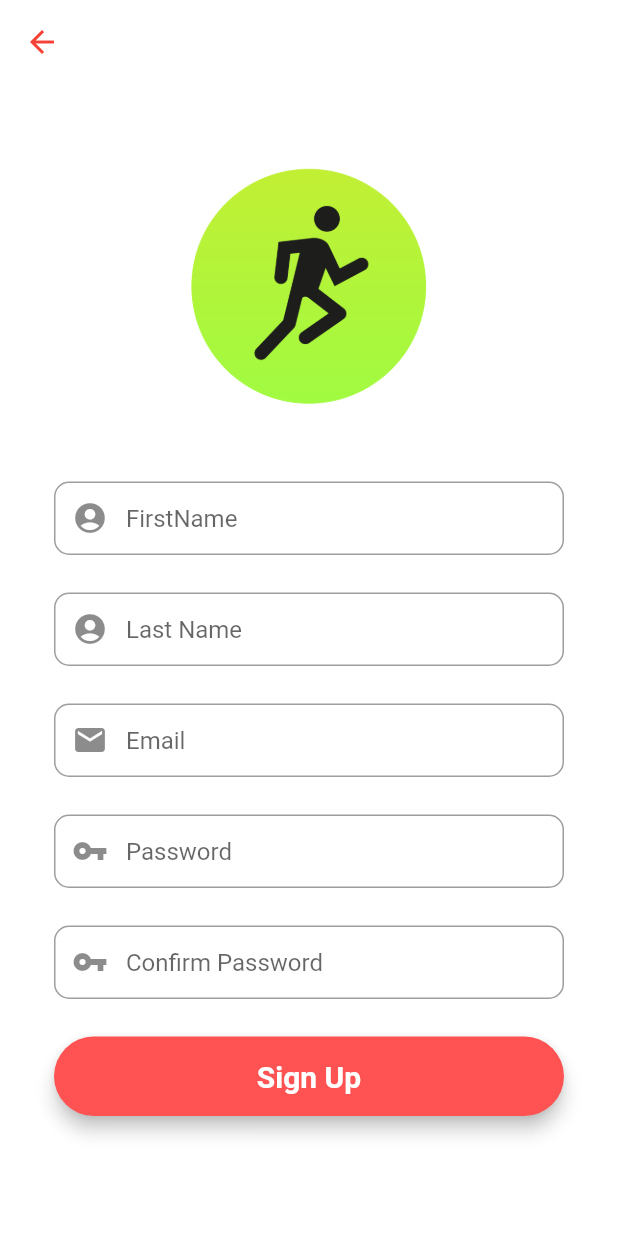
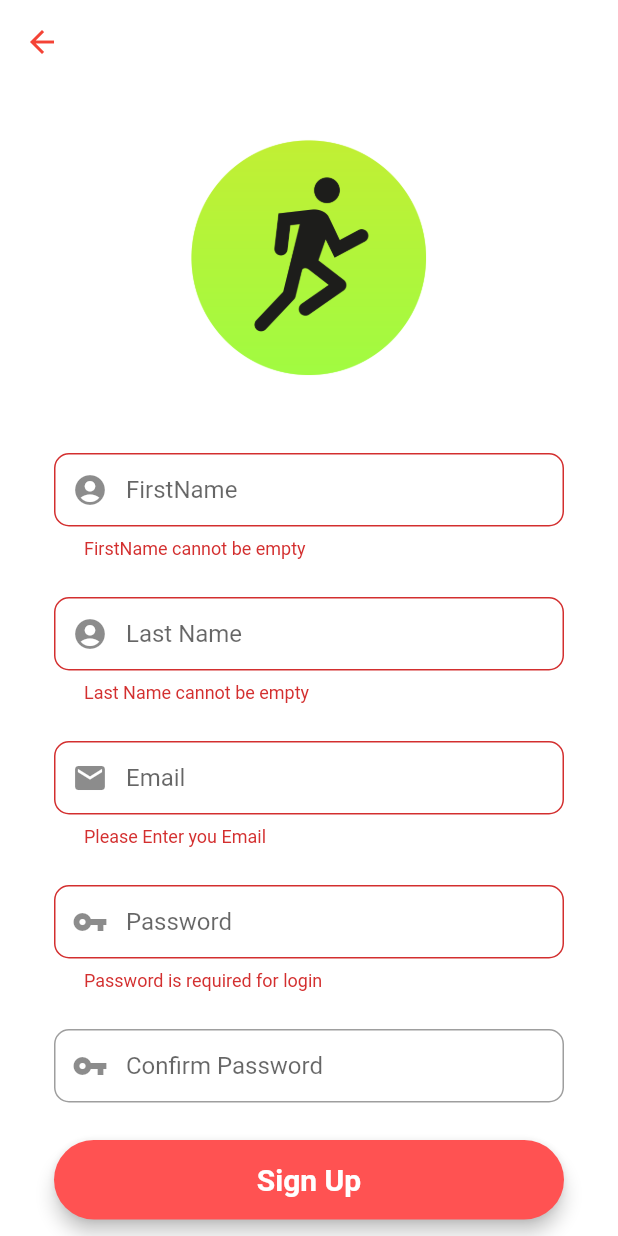
Before and after one commit to ayushshrestha1892/fitness_app, a Flutter app: the RegistrationScreen screen opened directly, after a tap on "Sign Up", on a phone screen of 412 x 824 dp. Run offline on Flutter 3.47's test engine with Material 2 defaults, Android fonts, the phone set to English and light mode, and no system bars; our stand-ins replace cloud_firestore, firebase_auth, firebase_core, fluttertoast; accounts and stored records are empty.

```diff
--- a/lib/main.dart
+++ b/lib/main.dart
@@ -1,7 +1,11 @@
+import 'package:firebase_core/firebase_core.dart';
 import 'package:fitness_app/screens/login_screen.dart';
 import 'package:flutter/material.dart';
 
-void main() {
+Future<void> main() async {
+  WidgetsFlutterBinding.ensureInitialized();
+  await Firebase.initializeApp();
+
   runApp(const MyApp());
 }
 
--- a/lib/screens/login_screen.dart
+++ b/lib/screens/login_screen.dart
@@ -1,6 +1,8 @@
+import 'package:firebase_auth/firebase_auth.dart';
 import 'package:fitness_app/screens/home_screen.dart';
 import 'package:fitness_app/screens/registration_screen.dart';
 import 'package:flutter/material.dart';
+import 'package:fluttertoast/fluttertoast.dart';
 
 class LoginScreen extends StatefulWidget {
   const LoginScreen({Key? key}) : super(key: key);
@@ -15,6 +17,8 @@ class _LoginScreenState extends State<LoginScreen> {
   final TextEditingController emailController = new TextEditingController();
   final TextEditingController passwordController = new TextEditingController();
 
+  final _auth = FirebaseAuth.instance;
+
   @override
   Widget build(BuildContext context) {
     //email fields
@@ -22,13 +26,21 @@ class _LoginScreenState extends State<LoginScreen> {
       autofocus: false,
       controller: emailController,
       keyboardType: TextInputType.emailAddress,
+      validator: (value) {
+        if (value!.isEmpty) {
+          return ("Please Enter you Email");
+        }
 
-      //validator:
+        //req exp for emai; validation
+        if (!RegExp("^[a-zA-Z0-9+_.-]+@[a-zA-Z0-9._]+.[a-z]").hasMatch(value)) {
+          return ("Please Enter a valid email");
+        }
 
+        return null;
+      },
       onSaved: (value) {
         emailController.text = value!;
       },
-
       textInputAction: TextInputAction.next,
       decoration: InputDecoration(
         prefixIcon: Icon(Icons.mail),
@@ -45,13 +57,19 @@ class _LoginScreenState extends State<LoginScreen> {
       autofocus: false,
       controller: passwordController,
       obscureText: true,
+      validator: (value) {
+        RegExp regex = new RegExp(r'^.{6,}$');
+        if (value!.isEmpty) {
+          return ("Password is required for login");
+        }
 
-      //validator:
-
+        if (!regex.hasMatch(value)) {
+          return ("Please Enter valid Password(Min 6 character)");
+        }
+      },
       onSaved: (value) {
         passwordController.text = value!;
       },
-
       textInputAction: TextInputAction.done,
       decoration: InputDecoration(
         prefixIcon: Icon(Icons.vpn_key),
@@ -71,8 +89,9 @@ class _LoginScreenState extends State<LoginScreen> {
         padding: EdgeInsets.fromLTRB(20, 15, 20, 15),
         minWidth: MediaQuery.of(context).size.width,
         onPressed: () {
-          Navigator.pushReplacement(
-              context, MaterialPageRoute(builder: (context) => HomeScreen()));
+          singIn(emailController.text, passwordController.text);
+          // Navigator.pushReplacement(
+          //     context, MaterialPageRoute(builder: (context) => HomeScreen()));
         },
         child: Text(
           "Login",
@@ -150,4 +169,19 @@ class _LoginScreenState extends State<LoginScreen> {
       )),
     );
   }
+
+  void singIn(String email, String password) async {
+    if (_formKey.currentState!.validate()) {
+      await _auth
+          .signInWithEmailAndPassword(email: email, password: password)
+          .then((uid) => {
+                Fluttertoast.showToast(msg: "Login Succesfull"),
+                Navigator.of(context).pushReplacement(
+                    MaterialPageRoute(builder: (context) => HomeScreen())),
+              })
+          .catchError((e) {
+        Fluttertoast.showToast(msg: e!.message);
+      });
+    }
+  }
 }
--- a/lib/screens/registration_screen.dart
+++ b/lib/screens/registration_screen.dart
@@ -1,4 +1,10 @@
+import 'package:cloud_firestore/cloud_firestore.dart';
+import 'package:firebase_auth/firebase_auth.dart';
+import 'package:firebase_core/firebase_core.dart';
+import 'package:fitness_app/models/user_model.dart';
+import 'package:fitness_app/screens/home_screen.dart';
 import 'package:flutter/material.dart';
+import 'package:fluttertoast/fluttertoast.dart';
 
 class RegistrationScreen extends StatefulWidget {
   const RegistrationScreen({Key? key}) : super(key: key);
@@ -8,6 +14,7 @@ class RegistrationScreen extends StatefulWidget {
 }
 
 class _RegistrationScreenState extends State<RegistrationScreen> {
+  final _auth = FirebaseAuth.instance;
   final _formKey = GlobalKey<FormState>();
 
   final firstNameEditingController = new TextEditingController();
@@ -25,6 +32,16 @@ class _RegistrationScreenState extends State<RegistrationScreen> {
       keyboardType: TextInputType.name,
 
       //fname validator:
+      validator: (value) {
+        RegExp regex = new RegExp(r'^.{3,}$');
+        if (value!.isEmpty) {
+          return ("FirstName cannot be empty");
+        }
+
+        if (!regex.hasMatch(value)) {
+          return ("Please Enter valid name(Min 3 character)");
+        }
+      },
 
       onSaved: (value) {
         firstNameEditingController.text = value!;
@@ -47,6 +64,14 @@ class _RegistrationScreenState extends State<RegistrationScreen> {
       keyboardType: TextInputType.name,
 
       //validator:
+      validator: (value) {
+        RegExp regex = new RegExp(r'^.{3,}$');
+        if (value!.isEmpty) {
+          return ("Last Name cannot be empty");
+        }
+        return null;
+      },
+
       onSaved: (value) {
         lastNameEditingController.text = value!;
       },
@@ -69,6 +94,18 @@ class _RegistrationScreenState extends State<RegistrationScreen> {
       keyboardType: TextInputType.emailAddress,
 
       // validator:
+      validator: (value) {
+        if (value!.isEmpty) {
+          return ("Please Enter you Email");
+        }
+
+        //req exp for emai; validation
+        if (!RegExp("^[a-zA-Z0-9+_.-]+@[a-zA-Z0-9._]+.[a-z]").hasMatch(value)) {
+          return ("Please Enter a valid email");
+        }
+
+        return null;
+      },
 
       onSaved: (value) {
         emailEditingController.text = value!;
@@ -91,7 +128,16 @@ class _RegistrationScreenState extends State<RegistrationScreen> {
       obscureText: true,
 
       //validator:
+      validator: (value) {
+        RegExp regex = new RegExp(r'^.{6,}$');
+        if (value!.isEmpty) {
+          return ("Password is required for login");
+        }
 
+        if (!regex.hasMatch(value)) {
+          return ("Please Enter valid Password(Min 6 character)");
+        }
+      },
       onSaved: (value) {
         passwordEditingController.text = value!;
       },
@@ -114,6 +160,13 @@ class _RegistrationScreenState extends State<RegistrationScreen> {
       obscureText: true,
 
       //validator:
+      validator: (value) {
+        if (confirmPasswordEditingController.text.length > 6 &&
+            passwordEditingController.text != value) {
+          return ("passwword dont match");
+        }
+        return null;
+      },
 
       onSaved: (value) {
         confirmPasswordEditingController.text = value!;
@@ -137,7 +190,9 @@ class _RegistrationScreenState extends State<RegistrationScreen> {
       child: MaterialButton(
         padding: EdgeInsets.fromLTRB(20, 15, 20, 15),
         minWidth: MediaQuery.of(context).size.width,
-        onPressed: () {},
+        onPressed: () {
+          signUp(emailEditingController.text, passwordEditingController.text);
+        },
         child: Text(
           "Sign Up",
           textAlign: TextAlign.center,
@@ -219,4 +274,44 @@ class _RegistrationScreenState extends State<RegistrationScreen> {
       )),
     );
   }
+
+  void signUp(String email, String password) async {
+    if (_formKey.currentState!.validate()) {
+      await _auth
+          .createUserWithEmailAndPassword(email: email, password: password)
+          .then((value) => {postDetailToFirestore()})
+          .catchError((e) {
+        Fluttertoast.showToast(msg: e!.message);
+      });
+    }
+  }
+
+  postDetailToFirestore() async {
+    //calling our firestoree
+
+    //calling our suer model
+    //sending these values
+
+    FirebaseFirestore firebaseFirestore = FirebaseFirestore.instance;
+    User? user = _auth.currentUser;
+
+    UserModel userModel = UserModel();
+
+    userModel.email = user!.email;
+    userModel.uid = user.uid;
+    userModel.firstName = firstNameEditingController.text;
+    userModel.lastName = lastNameEditingController.text;
+
+    await firebaseFirestore
+        .collection("users")
+        .doc(user.uid)
+        .set(userModel.toMap());
+
+    Fluttertoast.showToast(msg: "Account created ");
+
+    Navigator.pushAndRemoveUntil(
+        (context),
+        MaterialPageRoute(builder: (context) => HomeScreen()),
+        (route) => false);
+  }
 }
```
Also changed, not shown: pubspec.yaml (+6 -15 lines), lib/models/user_model.dart (added), pubspec.lock, 1 other file.
